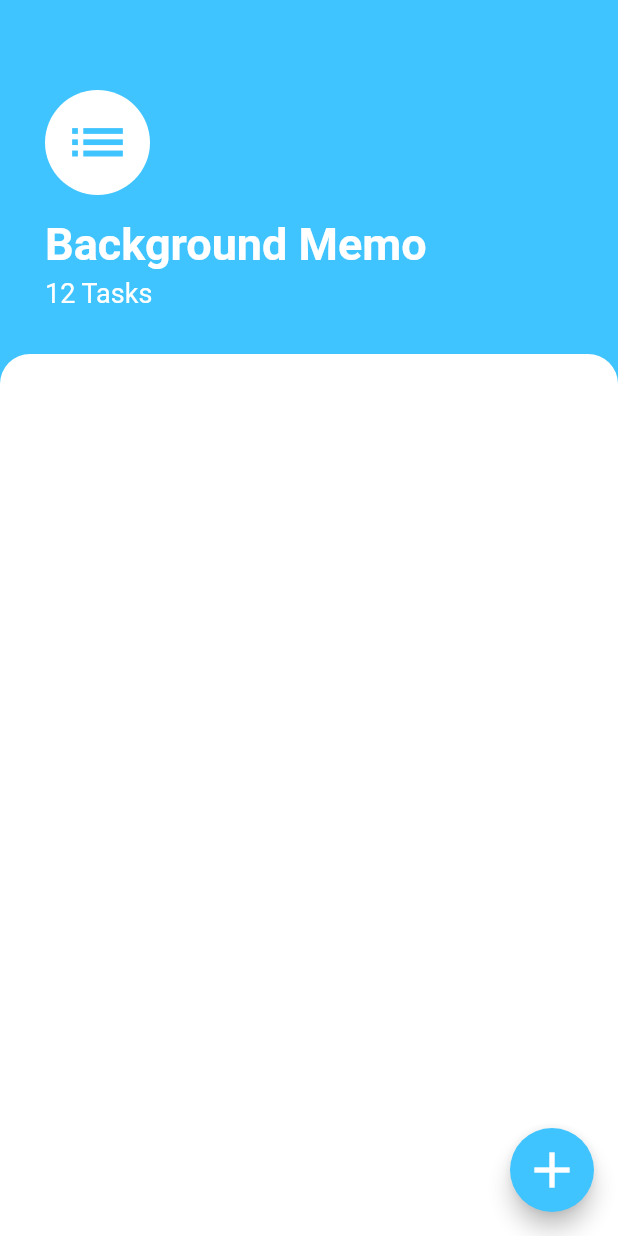
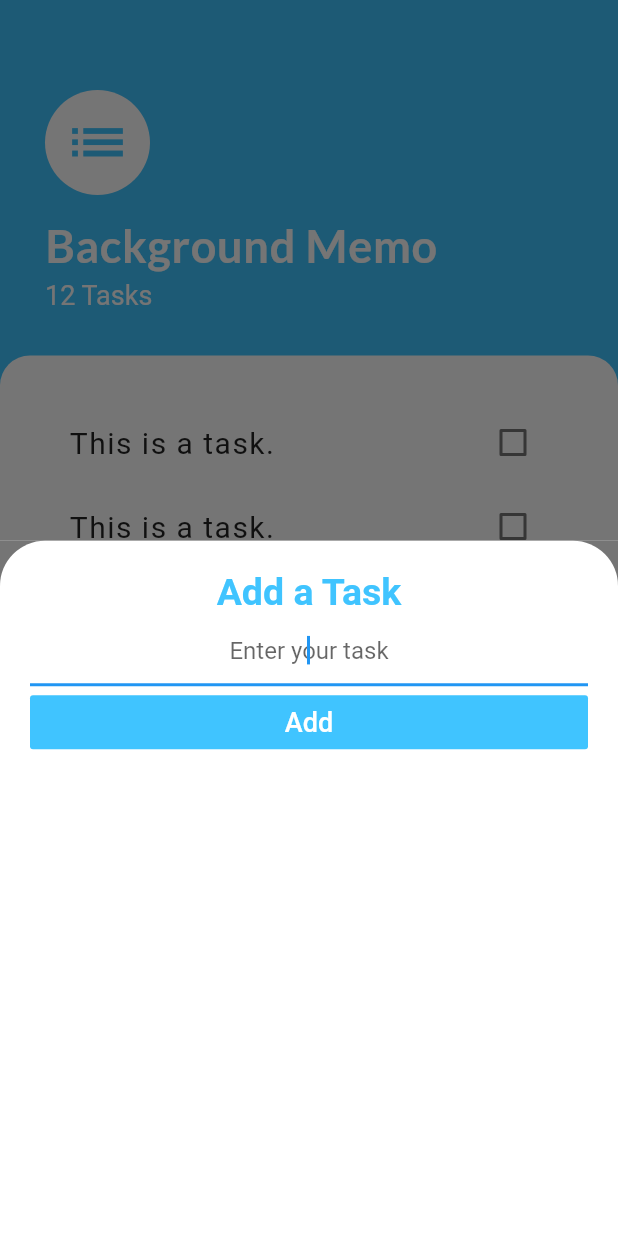
Before and after one commit to grayHatEnigma/Background-Memo, a Flutter app: the screen it shows after launch, after a tap on the "add" icon, on a phone screen of 412 x 824 dp. Run offline on Flutter 3.47's test engine with Material 2 defaults, Android fonts, the phone set to English and light mode, and no system bars; our stand-ins replace google_fonts.

```diff
--- /dev/null
+++ b/lib/screens/add_task_screen.dart
@@ -0,0 +1,51 @@
+import 'package:flutter/material.dart';
+
+class AddTaskScreen extends StatelessWidget {
+  @override
+  Widget build(BuildContext context) {
+    return Container(
+      color: Color(0xFF757575),
+      child: Container(
+        padding: EdgeInsets.all(20),
+        decoration: BoxDecoration(
+          color: Colors.white,
+          borderRadius: BorderRadius.only(
+            topRight: Radius.circular(30),
+            topLeft: Radius.circular(30),
+          ),
+        ),
+        child: Column(
+          crossAxisAlignment: CrossAxisAlignment.stretch,
+          mainAxisAlignment: MainAxisAlignment.start,
+          children: <Widget>[
+            Text(
+              'Add a Task',
+              textAlign: TextAlign.center,
+              style: TextStyle(
+                  color: Colors.lightBlueAccent,
+                  fontSize: 25,
+                  fontWeight: FontWeight.w600),
+            ),
+            TextField(
+              decoration: InputDecoration(
+                hintText: 'Enter your task',
+              ),
+              autofocus: true,
+              textAlign: TextAlign.center,
+            ),
+            FlatButton(
+              color: Colors.lightBlueAccent,
+              child: Text(
+                'Add',
+                style: TextStyle(color: Colors.white, fontSize: 18),
+              ),
+              onPressed: () {
+                print('Add pressed');
+              },
+            ),
+          ],
+        ),
+      ),
+    );
+  }
+}
--- a/lib/screens/tasks_screen.dart
+++ b/lib/screens/tasks_screen.dart
@@ -1,4 +1,7 @@
 import 'package:flutter/material.dart';
+import 'package:google_fonts/google_fonts.dart';
+import 'package:background_memo/widgets/tasks_list.dart';
+import 'package:background_memo/screens/add_task_screen.dart';
 
 class TasksScreen extends StatelessWidget {
   @override
@@ -12,7 +15,8 @@ class TasksScreen extends StatelessWidget {
         ),
         backgroundColor: Colors.lightBlueAccent,
         onPressed: () {
-          // Do some action
+          showModalBottomSheet(
+              context: context, builder: (context) => AddTaskScreen());
         },
       ),
       body: Column(
@@ -42,10 +46,12 @@ class TasksScreen extends StatelessWidget {
                 ),
                 Text(
                   'Background Memo',
-                  style: TextStyle(
-                    color: Colors.white,
-                    fontSize: 30,
-                    fontWeight: FontWeight.w700,
+                  style: GoogleFonts.lato(
+                    textStyle: TextStyle(
+                        color: Colors.white,
+                        fontSize: 30,
+                        fontWeight: FontWeight.w700,
+                        letterSpacing: 0.5),
                   ),
                 ),
                 SizedBox(
@@ -67,6 +73,10 @@ class TasksScreen extends StatelessWidget {
                   topRight: Radius.circular(20),
                 ),
               ),
+              child: Padding(
+                padding: EdgeInsets.all(30.0),
+                child: TasksList(),
+              ),
             ),
           )
         ],
--- /dev/null
+++ b/lib/widgets/task_tile.dart
@@ -0,0 +1,53 @@
+import 'package:flutter/material.dart';
+
+class TaskTile extends StatefulWidget {
+  final String taskText;
+  TaskTile({this.taskText});
+
+  @override
+  _TaskTileState createState() => _TaskTileState();
+}
+
+class _TaskTileState extends State<TaskTile> {
+  bool isChecked = false;
+
+  @override
+  Widget build(BuildContext context) {
+    return ListTile(
+      title: Text(
+        widget.taskText,
+        style: TextStyle(
+          fontWeight: FontWeight.w400,
+          fontSize: 20,
+          letterSpacing: 1,
+          decoration: isChecked ? TextDecoration.lineThrough : null,
+        ),
+      ),
+      trailing: TaskCheckBox(
+          checkBoxState: isChecked,
+          toggleCheckBox: (newState) {
+            setState(() {
+              isChecked = newState;
+            });
+          }),
+    );
+  }
+}
+//////////////////////////////////////////////////
+
+class TaskCheckBox extends StatelessWidget {
+  final bool checkBoxState;
+  final Function toggleCheckBox;
+
+  TaskCheckBox({this.checkBoxState, this.toggleCheckBox});
+  @override
+  Widget build(BuildContext context) {
+    return Checkbox(
+      activeColor: Colors.lightBlueAccent,
+      value: checkBoxState,
+      onChanged: (newValue) {
+        toggleCheckBox(newValue);
+      },
+    );
+  }
+}
--- /dev/null
+++ b/lib/widgets/tasks_list.dart
@@ -0,0 +1,21 @@
+import 'package:flutter/material.dart';
+import 'package:background_memo/widgets/task_tile.dart';
+
+class TasksList extends StatelessWidget {
+  @override
+  Widget build(BuildContext context) {
+    return ListView(
+      children: <Widget>[
+        TaskTile(
+          taskText: 'This is a task.',
+        ),
+        TaskTile(
+          taskText: 'This is a task.',
+        ),
+        TaskTile(
+          taskText: 'This is a task.',
+        ),
+      ],
+    );
+  }
+}
```
Also changed, not shown: pubspec.yaml (+4 -50 lines), pubspec.lock.
